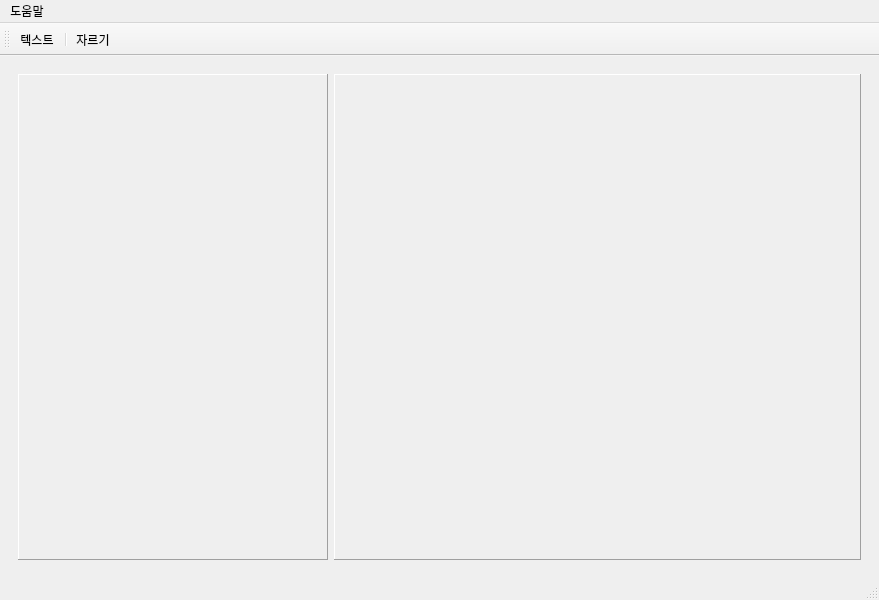
Before: the Qt Designer form Project/src/viewer/ImageViewerSW/mainwindow.ui in AndaCondaa/Dental_Imaging_SW_System, drawn with Qt 5.
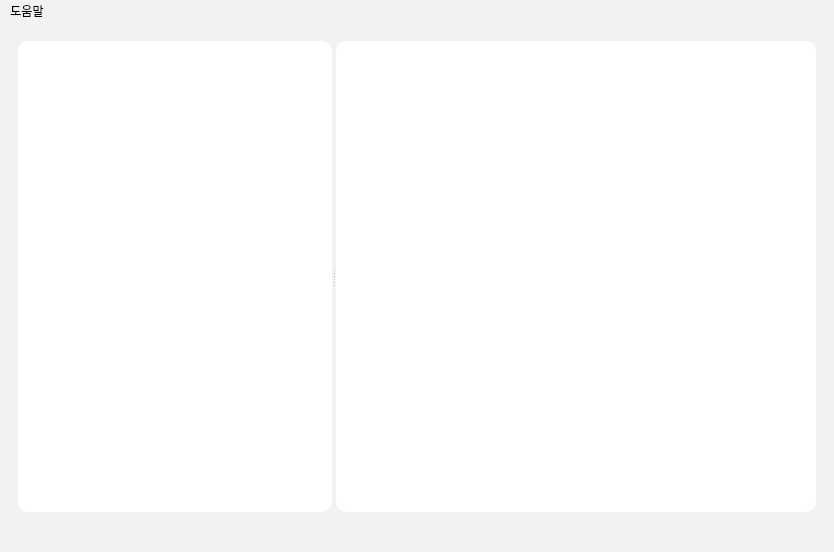
After: the same form once the commit is applied.

Patch:
```diff
--- a/Project/src/viewer/ImageViewerSW/mainwindow.ui
+++ b/Project/src/viewer/ImageViewerSW/mainwindow.ui
@@ -2,19 +2,25 @@
 <ui version="4.0">
  <class>MainWindow</class>
  <widget class="QMainWindow" name="MainWindow">
+  <property name="enabled">
+   <bool>true</bool>
+  </property>
   <property name="geometry">
    <rect>
     <x>0</x>
     <y>0</y>
-    <width>879</width>
-    <height>600</height>
+    <width>834</width>
+    <height>552</height>
    </rect>
   </property>
   <property name="windowTitle">
-   <string>MainWindow</string>
+   <string>Image Viewer</string>
+  </property>
+  <property name="styleSheet">
+   <string notr="true">background-color: rgb(242, 242, 242);</string>
   </property>
   <widget class="QWidget" name="centralwidget">
-   <layout class="QGridLayout" name="gridLayout">
+   <layout class="QGridLayout" name="gridLayout_3">
     <item row="0" column="0">
      <widget class="QStackedWidget" name="stackedWidget">
       <property name="frameShape">
@@ -38,31 +44,73 @@
        </layout>
       </widget>
       <widget class="QWidget" name="page_4">
-       <layout class="QGridLayout" name="gridLayout_3">
+       <layout class="QGridLayout" name="gridLayout">
+        <property name="leftMargin">
+         <number>0</number>
+        </property>
+        <property name="topMargin">
+         <number>0</number>
+        </property>
+        <property name="rightMargin">
+         <number>0</number>
+        </property>
+        <property name="bottomMargin">
+         <number>0</number>
+        </property>
         <item row="0" column="0">
+         <widget class="QWidget" name="widget" native="true">
+          <layout class="QGridLayout" name="gridLayout_4">
+           <item row="0" column="0">
+            <widget class="QSplitter" name="splitter">
+             <property name="orientation">
+              <enum>Qt::Horizontal</enum>
+             </property>
          <widget class="QFrame" name="frame">
+              <property name="sizePolicy">
+               <sizepolicy hsizetype="Preferred" vsizetype="Preferred">
+                <horstretch>0</horstretch>
+                <verstretch>0</verstretch>
+               </sizepolicy>
+              </property>
+              <property name="minimumSize">
+               <size>
+                <width>314</width>
+                <height>0</height>
+               </size>
+              </property>
           <property name="maximumSize">
            <size>
-            <width>310</width>
+                <width>314</width>
             <height>16777215</height>
            </size>
           </property>
+              <property name="styleSheet">
+               <string notr="true">background-color: rgb(255, 255, 255);
+border-radius:10px;
+</string>
+              </property>
           <property name="frameShape">
-           <enum>QFrame::Panel</enum>
+               <enum>QFrame::StyledPanel</enum>
           </property>
           <property name="frameShadow">
            <enum>QFrame::Raised</enum>
           </property>
          </widget>
-        </item>
-        <item row="0" column="1">
          <widget class="QFrame" name="frame_2">
+              <property name="styleSheet">
+               <string notr="true">background-color: rgb(255, 255, 255);
+border-radius:10px;</string>
+              </property>
           <property name="frameShape">
-           <enum>QFrame::Panel</enum>
+               <enum>QFrame::StyledPanel</enum>
           </property>
           <property name="frameShadow">
            <enum>QFrame::Raised</enum>
           </property>
+             </widget>
+            </widget>
+           </item>
+          </layout>
          </widget>
         </item>
        </layout>
@@ -76,7 +124,7 @@
     <rect>
      <x>0</x>
      <y>0</y>
-     <width>879</width>
+     <width>834</width>
      <height>17</height>
     </rect>
    </property>
@@ -89,20 +137,6 @@
    <addaction name="menu"/>
   </widget>
   <widget class="QStatusBar" name="statusbar"/>
-  <widget class="QToolBar" name="toolBar">
-   <property name="windowTitle">
-    <string>toolBar</string>
-   </property>
-   <attribute name="toolBarArea">
-    <enum>TopToolBarArea</enum>
-   </attribute>
-   <attribute name="toolBarBreak">
-    <bool>false</bool>
-   </attribute>
-   <addaction name="actionText"/>
-   <addaction name="separator"/>
-   <addaction name="actionCut"/>
-  </widget>
   <action name="actionAbout">
    <property name="text">
     <string>도움말</string>
@@ -110,12 +144,7 @@
   </action>
   <action name="actionText">
    <property name="text">
-    <string>텍스트</string>
-   </property>
-  </action>
-  <action name="actionCut">
-   <property name="text">
-    <string>자르기</string>
+    <string>프린터</string>
    </property>
   </action>
  </widget>
```
Left out of the diff: 7 changed lines with no effect on the pictures. Lines whose indentation alone changed are shown as unchanged.
